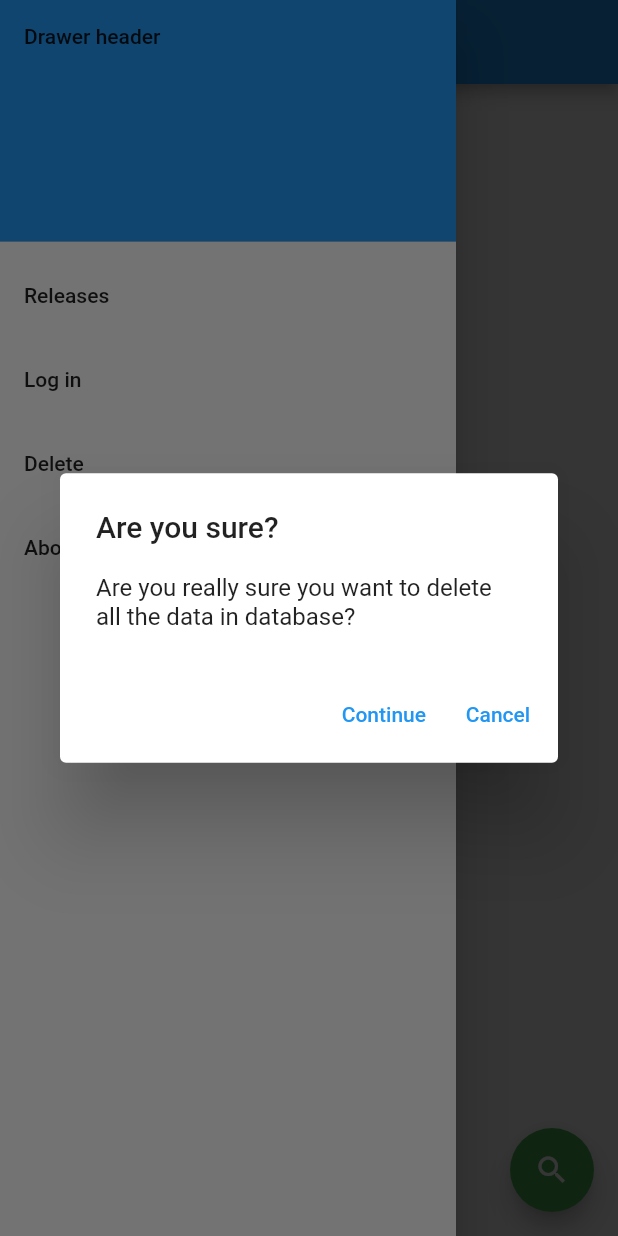
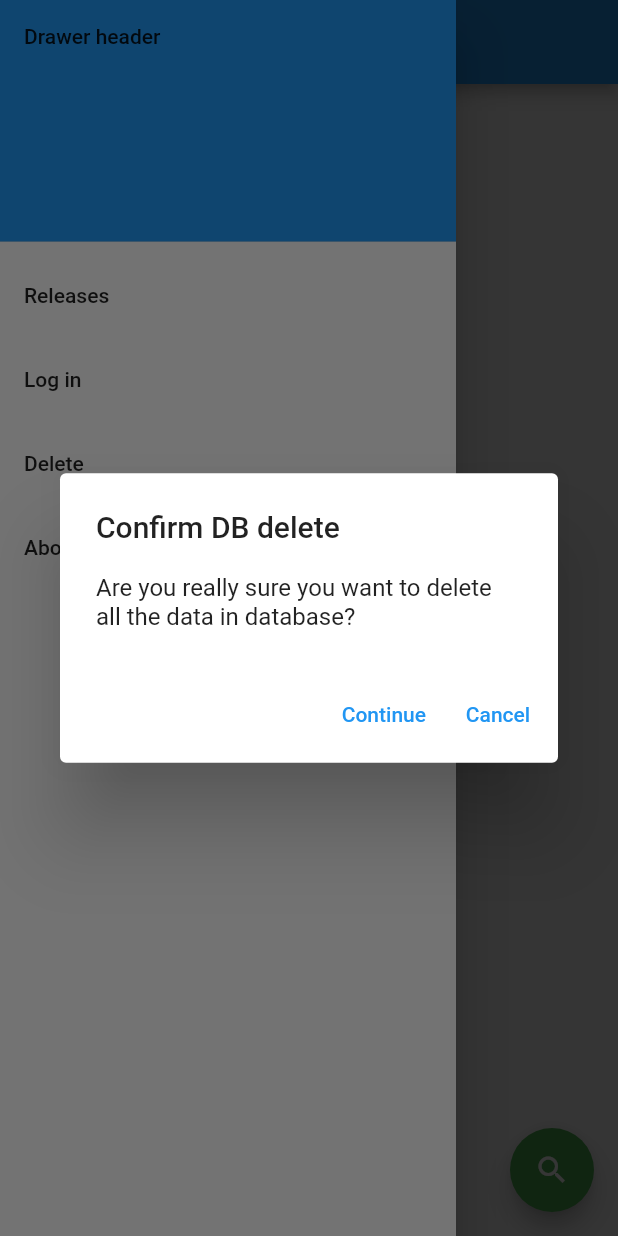
Before and after one commit to zorrokid/film-freak, a Flutter app: the screen it shows after launch, in the side drawer, after a tap on "Delete", on a phone screen of 412 x 824 dp. Run offline on Flutter 3.47's test engine with Material 2 defaults, Android fonts, the phone set to English and light mode, and no system bars; our stand-ins replace camera, equatable, file_picker, firebase_core, firebase_remote_config, flutter_bloc and 3 more; missing offline and left inert: google_mlkit_barcode_scanning, google_mlkit_commons, google_mlkit_text_recognition; accounts and stored records are empty.

Commit message:
confirm improvements

```diff
--- a/lib/screens/releases/bloc/view_releases_bloc.dart
+++ b/lib/screens/releases/bloc/view_releases_bloc.dart
@@ -133,10 +133,13 @@ class ReleasesBloc extends Bloc<ReleasesEvent, ReleasesState> {
     ConfirmDelete event,
     Emitter<ReleasesState> emit,
   ) async {
-    final canDelete = await confirm(event.context, 'Are you sure?',
-        '''Are you really sure you want to delete the release?
+    final canDelete = await confirm(
+      context: event.context,
+      title: 'Are you sure?',
+      message: '''Are you really sure you want to delete the release?
         Also the collection items created from this release
-        will be deleted!''');
+        will be deleted!''',
+    );
     if (!canDelete) return;
     emit(state.copyWith(
       status: ReleasesStatus.deleteConfirmed,
--- a/lib/widgets/main_drawer.dart
+++ b/lib/widgets/main_drawer.dart
@@ -1,6 +1,7 @@
 import 'package:film_freak/bloc/app_event.dart';
 import 'package:film_freak/screens/releases/view/releases_page.dart';
 import 'package:film_freak/screens/data_sync/view/data_sync_view.dart';
+import 'package:film_freak/utils/dialog_utls.dart';
 import 'package:flutter/material.dart';
 import 'package:flutter_bloc/flutter_bloc.dart';
 import 'package:provider/provider.dart';
@@ -9,7 +10,6 @@ import '../bloc/app_state.dart';
 import '../bloc/user_bloc.dart';
 import '../bloc/user_state.dart';
 import '../screens/log_in/view/log_in_page.dart';
-import '/widgets/confirm_dialog.dart';
 import '/persistence/app_state.dart';
 import '/screens/view_about/about_view.dart';
 
@@ -20,27 +20,6 @@ class MainDrawer extends StatefulWidget {
   State<StatefulWidget> createState() {
     return _MainDrawerState();
   }
-}
-
-typedef OnConfirmDelete = void Function();
-Future<void> _showDeleteConfirmDialog(
-    BuildContext context, OnConfirmDelete onConfirmDelete) async {
-  await showDialog<bool>(
-    context: context,
-    builder: (BuildContext context) {
-      return ConfirmDialog(
-          title: 'Are you sure?',
-          message:
-              'Are you really sure you want to delete all the data in database?',
-          onContinue: () {
-            Navigator.pop(context, true);
-            onConfirmDelete();
-          },
-          onCancel: () {
-            Navigator.pop(context, false);
-          });
-    },
-  );
 }
 
 void _navigateFromDrawer(BuildContext context, Widget widget) {
@@ -105,9 +84,13 @@ class _MainDrawerState extends State<MainDrawer> {
                   ListTile(
                     title: const Text('Delete'),
                     onTap: () {
-                      _showDeleteConfirmDialog(
-                        context,
-                        () => context.read<AppBloc>().add(const ResetDb()),
+                      confirm(
+                        context: context,
+                        title: 'Confirm DB delete',
+                        message:
+                            'Are you really sure you want to delete all the data in database?',
+                        onConfirm: () =>
+                            context.read<AppBloc>().add(const ResetDb()),
                       );
                     },
                   ),
```
Also changed, not shown: lib/utils/dialog_utls.dart (+9 -1 lines).
